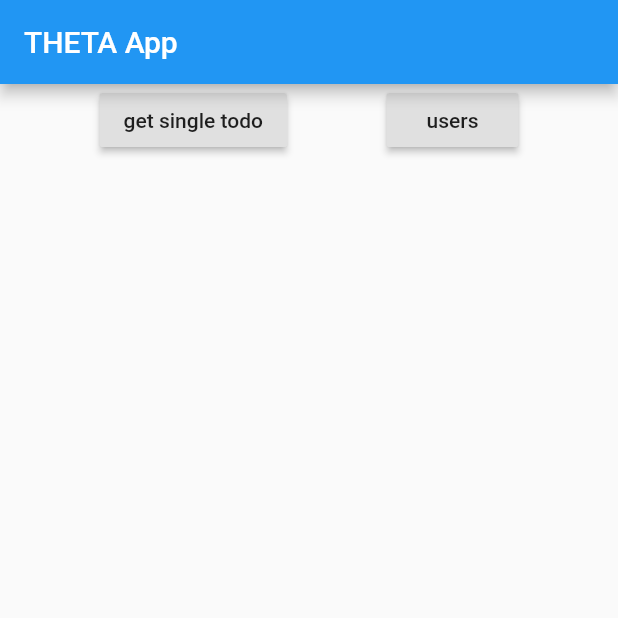
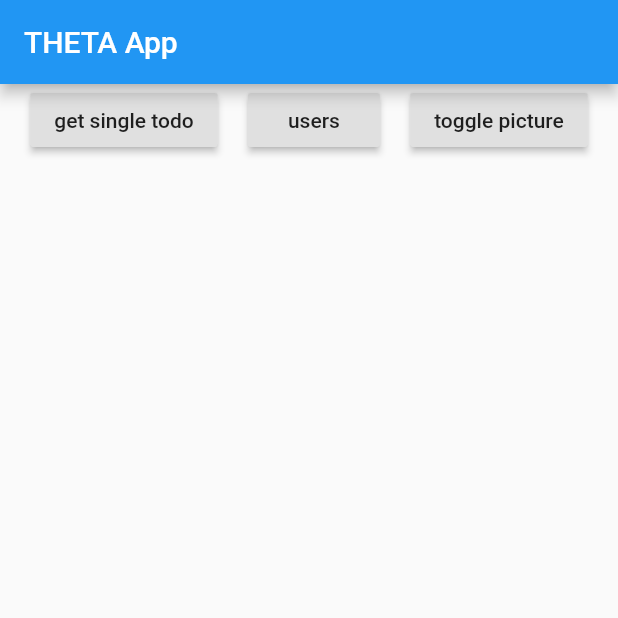
Before and after one commit to codetricity/minimal_flutter_provider, a Flutter app: the screen it shows after launch, after a tap on "users", on a phone screen of 412 x 824 dp, the top half of it. Run offline on Flutter 3.47's test engine with Material 2 defaults, Android fonts, the phone set to English and light mode, and no system bars; network calls fail.

```diff
--- a/lib/main.dart
+++ b/lib/main.dart
@@ -8,6 +8,7 @@ void main() {
     MultiProvider(
       providers: [
         ChangeNotifierProvider(create: (_) => MainResponseWindow()),
+        ChangeNotifierProvider(create: (_) => PictureWindow()),
       ],
       child: MyApp(),
     ),
@@ -16,10 +17,21 @@ void main() {
 
 class MainResponseWindow with ChangeNotifier {
   String _responseText = "";
+
   String get responseText => _responseText;
 
   void updateResponseWindow(response) {
     _responseText = response;
+    notifyListeners();
+  }
+}
+
+class PictureWindow with ChangeNotifier {
+  bool _showPicture = false;
+  bool get showPicture => _showPicture;
+
+  void togglePicture() {
+    _showPicture = !_showPicture;
     notifyListeners();
   }
 }
@@ -63,6 +75,7 @@ class MyHomePage extends StatelessWidget {
                   onPressed: () async {
                     var url = 'https://jsonplaceholder.typicode.com/users';
                     var fullResponse = await http.get(url);
+                    print(fullResponse.request);
                     String responseBody = fullResponse.body;
                     context
                         .read<MainResponseWindow>()
@@ -70,12 +83,28 @@ class MyHomePage extends StatelessWidget {
                   },
                   child: Text('users'),
                 ),
+                RaisedButton(
+                  onPressed: () {
+                    context.read<PictureWindow>().togglePicture();
+                  },
+                  child: Text('toggle picture'),
+                ),
               ],
             ),
             Expanded(
-              child: SingleChildScrollView(
-                child:
-                    Text(Provider.of<MainResponseWindow>(context).responseText),
+              child: Row(
+                children: [
+                  Container(
+                    width: 400.0,
+                    child: SingleChildScrollView(
+                      child: Text(Provider.of<MainResponseWindow>(context)
+                          .responseText),
+                    ),
+                  ),
+                  Provider.of<PictureWindow>(context).showPicture
+                      ? MainPictureWindow()
+                      : Container(),
+                ],
               ),
             ),
           ],
@@ -84,3 +113,35 @@ class MyHomePage extends StatelessWidget {
     );
   }
 }
+
+class MainPictureWindow extends StatelessWidget {
+  const MainPictureWindow({
+    Key key,
+  }) : super(key: key);
+
+  @override
+  Widget build(BuildContext context) {
+    return Container(
+      width: 300.0,
+      child: ListView(children: [
+        Image.network('https://picsum.photos/400/200?random=1'),
+        SizedBox(
+          height: 12.0,
+        ),
+        Image.network('https://picsum.photos/400/200?random=2'),
+        SizedBox(
+          height: 12.0,
+        ),
+        Image.network('https://picsum.photos/400/200?random=3'),
+        SizedBox(
+          height: 12.0,
+        ),
+        Image.network('https://picsum.photos/400/200?random=4'),
+        SizedBox(
+          height: 12.0,
+        ),
+        Image.network('https://picsum.photos/400/200?random=5'),
+      ]),
+    );
+  }
+}
```
Also changed, not shown: doc/image/image_view.gif (added), 1 other file.
